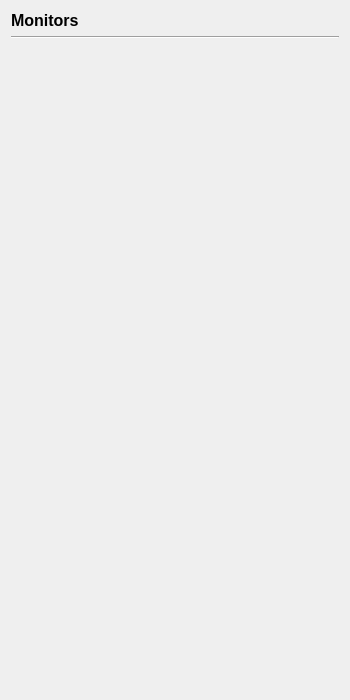
First picture: the form in view/solution/monitors/monitors_page.ui, repository nextfoam/baram, before the edit.
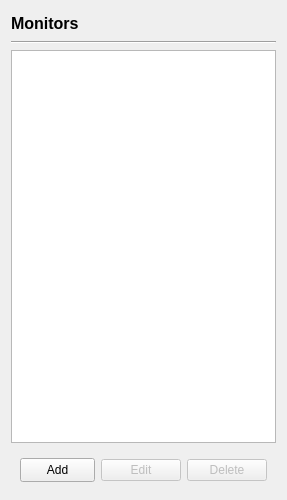
Second picture: the form after the edit.

Commit message: Issue #137 coredb 구조에서 forceMonitor에 있던 항목 일부 refereceValues에서 로딩/저장 Issue #142 모니터링 페이지 UI 변경, 각 모니터링 설정 항목 수정

Patch:
```diff
--- a/view/solution/monitors/monitors_page.ui
+++ b/view/solution/monitors/monitors_page.ui
@@ -6,16 +6,25 @@
    <rect>
     <x>0</x>
     <y>0</y>
-    <width>350</width>
-    <height>700</height>
+    <width>283</width>
+    <height>500</height>
    </rect>
   </property>
   <property name="windowTitle">
    <string>Form</string>
   </property>
   <layout class="QVBoxLayout" name="verticalLayout">
+   <property name="bottomMargin">
+    <number>9</number>
+   </property>
    <item>
-    <widget class="QLabel" name="label">
+    <widget class="QLabel" name="title">
+     <property name="minimumSize">
+      <size>
+       <width>0</width>
+       <height>24</height>
+      </size>
+     </property>
      <property name="font">
       <font>
        <pointsize>12</pointsize>
@@ -35,26 +44,73 @@
     </widget>
    </item>
    <item>
-    <widget class="QScrollArea" name="scrollArea">
-     <property name="frameShape">
-      <enum>QFrame::NoFrame</enum>
-     </property>
-     <property name="horizontalScrollBarPolicy">
-      <enum>Qt::ScrollBarAlwaysOff</enum>
-     </property>
-     <property name="widgetResizable">
-      <bool>true</bool>
-     </property>
-     <widget class="QWidget" name="monitors">
-      <property name="geometry">
-       <rect>
-        <x>0</x>
-        <y>0</y>
-        <width>332</width>
-        <height>645</height>
-       </rect>
-      </property>
-     </widget>
+    <widget class="QListWidget" name="list"/>
+   </item>
+   <item>
+    <widget class="QWidget" name="widget" native="true">
+     <layout class="QHBoxLayout" name="horizontalLayout_4">
+      <item>
+       <spacer name="horizontalSpacer">
+        <property name="orientation">
+         <enum>Qt::Horizontal</enum>
+        </property>
+        <property name="sizeHint" stdset="0">
+         <size>
+          <width>0</width>
+          <height>20</height>
+         </size>
+        </property>
+       </spacer>
+      </item>
+      <item>
+       <widget class="QToolButton" name="add">
+        <property name="sizePolicy">
+         <sizepolicy hsizetype="Fixed" vsizetype="Fixed">
+          <horstretch>75</horstretch>
+          <verstretch>24</verstretch>
+         </sizepolicy>
+        </property>
+        <property name="minimumSize">
+         <size>
+          <width>75</width>
+          <height>24</height>
+         </size>
+        </property>
+        <property name="maximumSize">
+         <size>
+          <width>75</width>
+          <height>24</height>
+         </size>
+        </property>
+        <property name="text">
+         <string>Add</string>
+        </property>
+        <property name="popupMode">
+         <enum>QToolButton::InstantPopup</enum>
+        </property>
+       </widget>
+      </item>
+      <item>
+       <widget class="QPushButton" name="edit">
+        <property name="enabled">
+         <bool>false</bool>
+        </property>
+        <property name="text">
+         <string>Edit</string>
+        </property>
+       </widget>
+      </item>
+      <item>
+       <widget class="QPushButton" name="delete_">
+        <property name="enabled">
+         <bool>false</bool>
+        </property>
+        <property name="text">
+         <string>Delete</string>
+        </property>
+       </widget>
+      </item>
+     </layout>
     </widget>
    </item>
   </layout>
```
Left out of the diff: 6 changed lines with no effect on the pictures. The commit also changes 21 other files.
